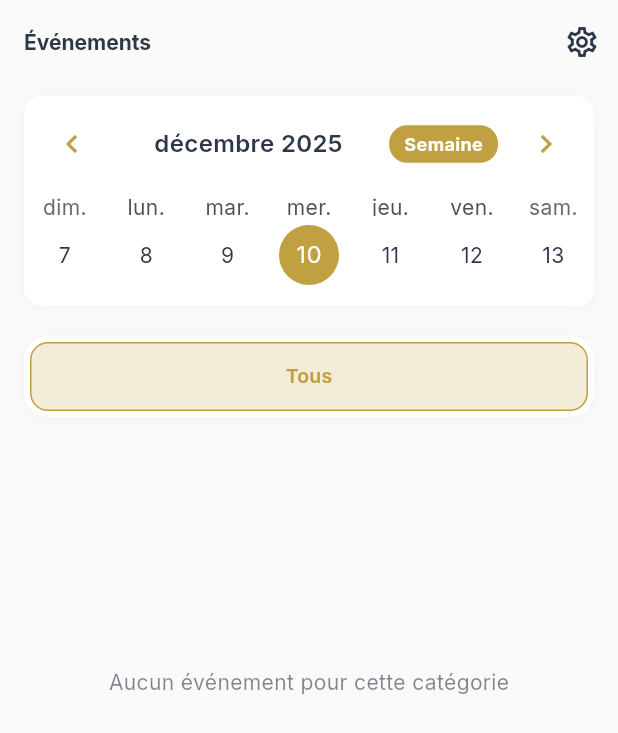
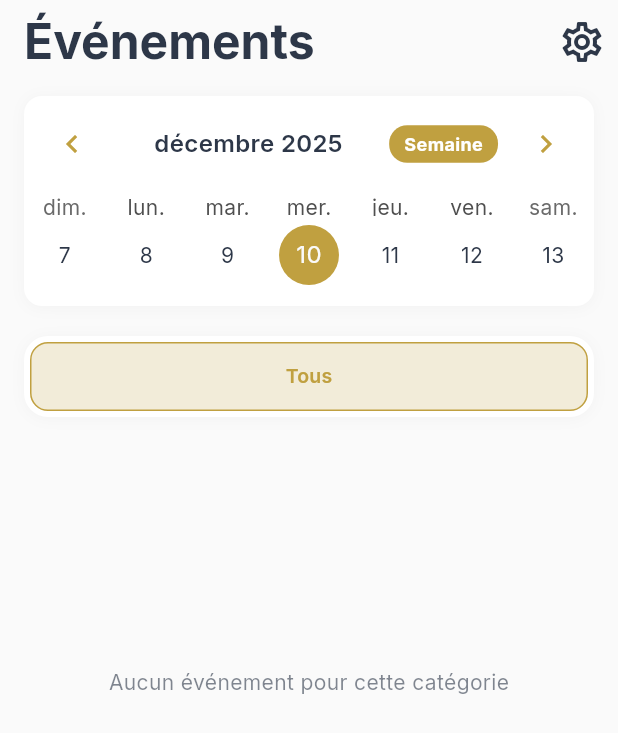
Before and after one commit to Ridiscus/maparoisse_emesse, a Flutter app: the EventsScreen screen opened directly, on a phone screen of 412 x 824 dp. Shown: the top 733 px of the screen. Run offline on Flutter 3.47's test engine with Material 3 defaults, Android fonts, the phone set to English and light mode, and no system bars; drawn by our look-alikes of table_calendar; our stand-ins replace app_links, firebase_core, firebase_messaging, flutter_animate, flutter_local_notifications, font_awesome_flutter and 8 more; missing offline and left inert: in_app_update; accounts and stored records are empty.

```diff
--- a/lib/src/screens/home/events_screen.dart
+++ b/lib/src/screens/home/events_screen.dart
@@ -302,12 +302,16 @@ class _EventsScreenState extends State<EventsScreen> with TickerProviderStateMix
           l10n.events_title,
           style: Theme.of(context).textTheme.headlineMedium?.copyWith(
             fontWeight: FontWeight.bold,
+            fontSize: 32,
             color: Theme.of(context).colorScheme.onSurface,
           ),
         ),
         actions: [
           IconButton(
-            icon: Icon(Icons.settings_outlined, color: Theme.of(context).colorScheme.onSurface),
+            icon: Icon(Icons.settings_outlined,
+                color: Theme.of(context).colorScheme.onSurface,
+                size: 32,
+            ),
             onPressed: () {
               Navigator.pushNamed(context, '/parametres');
             },
--- a/lib/src/screens/home/parish_screen.dart
+++ b/lib/src/screens/home/parish_screen.dart
@@ -167,11 +167,12 @@ class _ParishScreenState extends State<ParishScreen> {
           style: Theme.of(context).textTheme.headlineMedium?.copyWith(
             fontWeight: FontWeight.bold,
             color: Theme.of(context).colorScheme.onSurface,
+            fontSize: 32,
           ),
         ),
         actions: [
           IconButton(
-            icon: Icon(Icons.settings_outlined, color: Theme.of(context).colorScheme.onSurface,),
+            icon: Icon(Icons.settings_outlined, color: Theme.of(context).colorScheme.onSurface, size: 32,),
             onPressed: () {
               Navigator.pushNamed(context, '/parametres');
             },
--- a/lib/src/screens/home/requests_list_screen.dart
+++ b/lib/src/screens/home/requests_list_screen.dart
@@ -538,12 +538,13 @@ class _RequestsListScreenState extends State<RequestsListScreen> with TickerProv
         l10n.requests_title,
         style: Theme.of(context).textTheme.headlineMedium?.copyWith(
           fontWeight: FontWeight.bold,
+          fontSize: 32,
           color: Theme.of(context).colorScheme.onSurface, // Texte sombre sur fond clair
         ),
       ),
       actions: [
         IconButton(
-          icon: Icon(Icons.settings_outlined, color: Theme.of(context).colorScheme.onSurface,),
+          icon: Icon(Icons.settings_outlined, color: Theme.of(context).colorScheme.onSurface, size: 32),
           onPressed: () {
             Navigator.pushNamed(context, '/parametres'); // Navigation vers Paramètres
           },
--- a/lib/src/screens/home/requests_screen.dart
+++ b/lib/src/screens/home/requests_screen.dart
@@ -598,8 +598,9 @@ class _RequestsScreenState extends State<RequestsScreen>
                 // 2. AJOUTER le titre "Nouvelle demande"
                 title: Text(
                   'Nouvelle demande',
-                  style: Theme.of(context).textTheme.headlineSmall?.copyWith(
+                  style: Theme.of(context).textTheme.headlineMedium?.copyWith(
                       fontWeight: FontWeight.bold,
+                      fontSize: 28,
                       color: Colors.white, // Texte blanc
                       shadows: [ // Ombre pour lisibilité
                         Shadow(
@@ -613,12 +614,13 @@ class _RequestsScreenState extends State<RequestsScreen>
                 actions: [
                   Container(
                     margin: const EdgeInsets.only(right: 8.0), // Marge à droite
+                    padding: const EdgeInsets.all(4.0),
                     decoration: BoxDecoration(
                       color: Colors.white.withOpacity(0.2), // Fond semi-transparent
                       shape: BoxShape.circle, // Forme circulaire
                     ),
                     child: IconButton(
-                      icon: const Icon(Icons.settings_outlined, color: Colors.white),
+                      icon: const Icon(Icons.settings_outlined, color: Colors.white, size: 30),
                       onPressed: () {
                         Navigator.pushNamed(context, '/parametres'); // Navigue vers paramètres
                       },
```
Also changed, not shown: lib/src/screens/home/home_screen.dart (+10 -12 lines), pubspec.lock, 1 other file.
